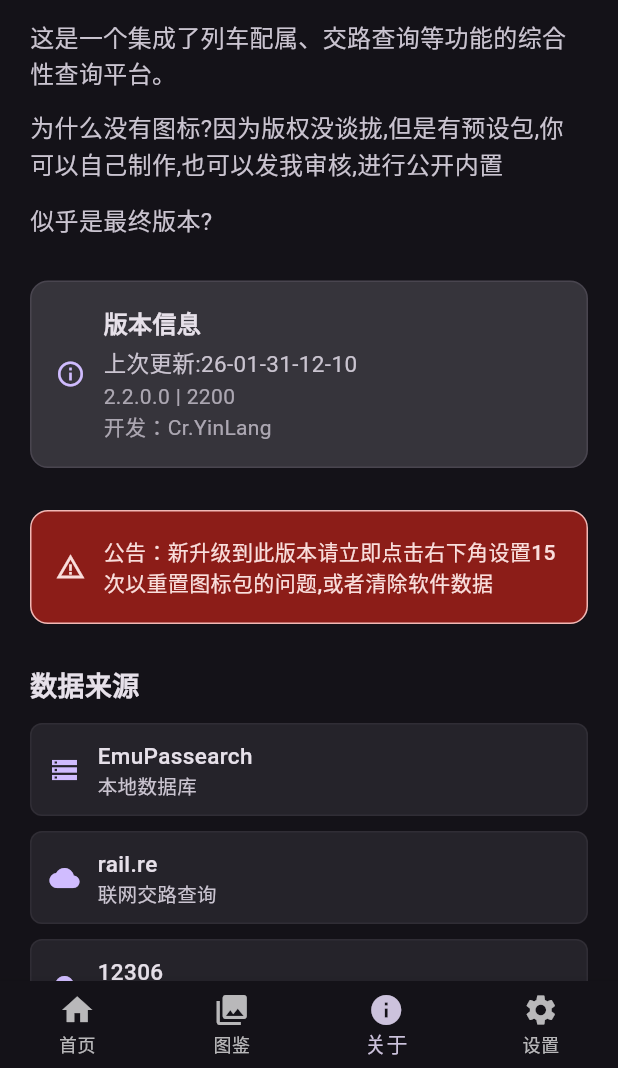
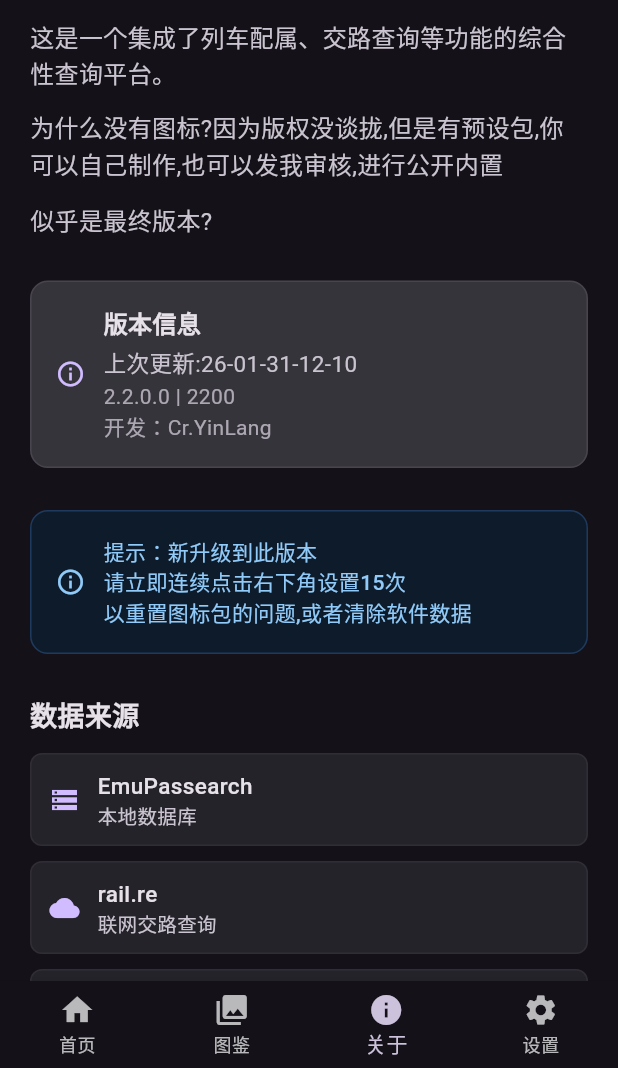
Before and after one commit to CrYinLang/EmuAIO, a Flutter app: the screen it shows after launch, item 3 of the bottom bar chosen, on a phone screen of 412 x 824 dp, the part 168-1236 px from its top. Run offline on Flutter 3.47's test engine with Material 3 defaults, Android fonts, the light colour scheme and no system bars; our stand-ins replace file_picker, shared_preferences; network calls fail.

Commit message:
双分支同步提交 [01 周日 -02-2026 11:50]

```diff
--- a/lib/about_page.dart
+++ b/lib/about_page.dart
@@ -167,8 +167,9 @@ class AboutPage extends StatelessWidget {
     return FutureBuilder<Map<String, dynamic>?>(
       future: _fetchVersionInfo(),
       builder: (context, snapshot) {
-        String baseText = '公告：新升级到此版本请立即点击右下角设置15次以重置图标包的问题,或者清除软件数据';
+        const String baseText = '提示：新升级到此版本\n请立即连续点击右下角设置15次\n以重置图标包的问题,或者清除软件数据';
         String additionalText = '';
+        bool hasNewVersion = false;
 
         if (snapshot.connectionState == ConnectionState.done && snapshot.hasData) {
           final versionInfo = snapshot.data!;
@@ -182,7 +183,8 @@ class AboutPage extends StatelessWidget {
               final currentBuildNum = int.tryParse(currentBuild) ?? 0;
 
               if (remoteBuildNum > currentBuildNum) {
-                additionalText = '\n发现新版本${versionInfo['Version']}，更新内容：${versionInfo['describe'] ?? '修复了一些问题'}';
+                hasNewVersion = true;
+                additionalText = '\n\n发现新版本${versionInfo['Version']}，更新内容：\n${versionInfo['describe'] ?? '修复了一些问题'}';
               }
             } catch (e) {
               // 忽略版本号解析错误
@@ -190,32 +192,38 @@ class AboutPage extends StatelessWidget {
           }
 
           // 添加远程公告
-          final remoteAnnouncement = versionInfo['Announcement']?.toString() ?? '';
-          if (remoteAnnouncement.isNotEmpty && additionalText.isEmpty) {
-            additionalText = '$remoteAnnouncement';
+          if (!hasNewVersion) {
+            final remoteAnnouncement = versionInfo['Announcement']?.toString() ?? '';
+            if (remoteAnnouncement.isNotEmpty) {
+              additionalText = '\n\n$remoteAnnouncement';
+            }
           }
         }
 
-        // 恢复红色容器样式
+        // 根据是否有新版本选择颜色
+        final isWarning = hasNewVersion;
+
         return Container(
           padding: const EdgeInsets.all(16),
           decoration: BoxDecoration(
-            color: isDark
-                ? theme.colorScheme.errorContainer
-                : Color(0xFFFFEBEE), // 浅红色背景
+            color: isWarning
+                ? (isDark ? Color(0xFF330E0E) : Color(0xFFFFEBEE))
+                : (isDark ? Color(0xFF0D1B2A) : Color(0xFFE3F2FD)),
             borderRadius: BorderRadius.circular(12),
             border: Border.all(
-              color: isDark
-                  ? theme.colorScheme.error
-                  : Color(0xFFF44336), // 红色边框
+              color: isWarning
+                  ? (isDark ? Color(0xFF8C1D18) : Color(0xFFF44336))
+                  : (isDark ? Color(0xFF1E3A5F) : Color(0xFF2196F3)),
               width: 1,
             ),
           ),
           child: Row(
             children: [
               Icon(
-                Icons.warning_amber,
-                color: isDark ? theme.colorScheme.onErrorContainer : Color(0xFFD32F2F),
+                isWarning ? Icons.warning_amber : Icons.info_outline,
+                color: isWarning
+                    ? (isDark ? Color(0xFFFAA9A3) : Color(0xFFD32F2F))
+                    : (isDark ? Color(0xFF90CAF9) : Color(0xFF1565C0)),
                 size: 20,
               ),
               const SizedBox(width: 12),
@@ -224,7 +232,9 @@ class AboutPage extends StatelessWidget {
                   baseText + additionalText,
                   style: TextStyle(
                     fontSize: 14,
-                    color: isDark ? theme.colorScheme.onErrorContainer : Color(0xFFB71C1C),
+                    color: isWarning
+                        ? (isDark ? Color(0xFFFAA9A3) : Color(0xFFB71C1C))
+                        : (isDark ? Color(0xFF90CAF9) : Color(0xFF0D47A1)),
                     fontWeight: FontWeight.w500,
                   ),
                 ),
--- a/version.json
+++ b/version.json
@@ -5,5 +5,5 @@
   "download": "https://gh-proxy.com/https://github.com/CrYinLang/EmuAIO/releases/download/2.1.1.6/app-release.apk",
   "download1": "https://qm.qq.com/q/EpPZwKvZok",
   "describe": "修复了一些问题",
-  "Announcement": "\nQQ群:1079052463"
+  "Announcement": "公告:QQ群:1079052463"
 }
```
